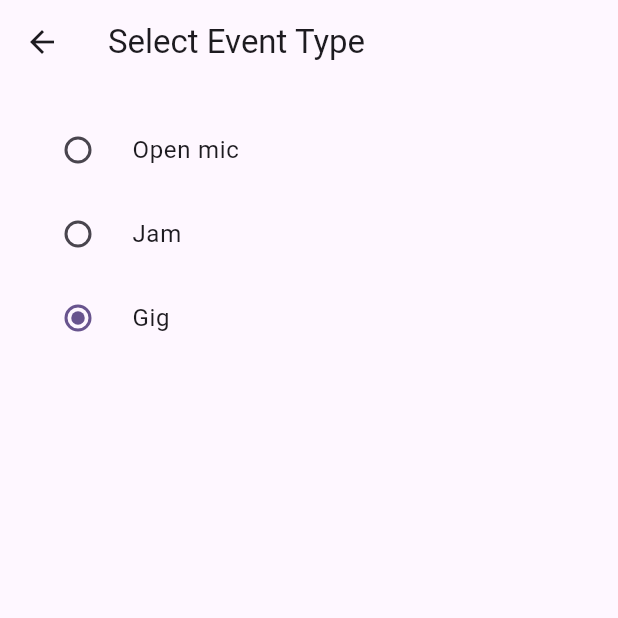
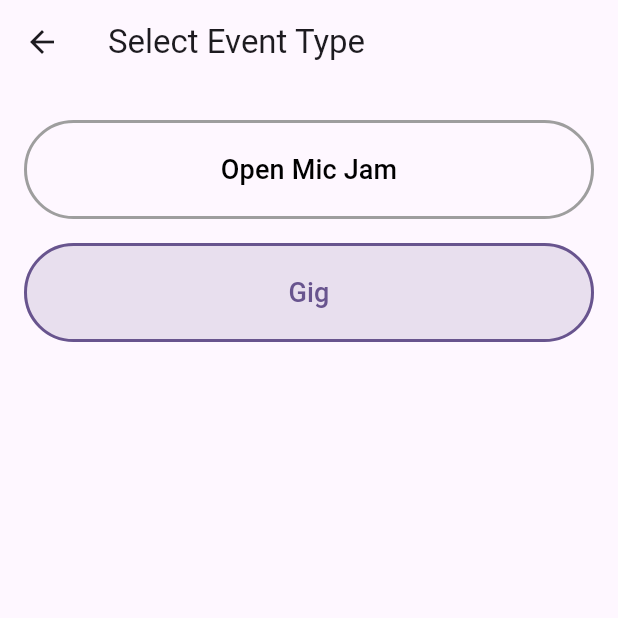
Before and after one commit to huggy101/findanevent, a Flutter app: the screen it shows after launch, after a tap on "Gig", on a phone screen of 412 x 824 dp, the top half of it. Run offline on Flutter 3.47's test engine with Material 3 defaults, Android fonts, the phone set to English and light mode, and no system bars; our stand-ins replace cloud_firestore, firebase_auth, firebase_core, flutter_riverpod, geocoding, geolocator and 3 more; missing offline and left inert: what3words; accounts and stored records are empty.

Commit message:
formatting the radio group

```diff
--- a/lib/models/event_models.dart
+++ b/lib/models/event_models.dart
@@ -1,11 +1,11 @@
 import 'package:cloud_firestore/cloud_firestore.dart';
 
-enum EventType { openMic, jam, gig }
+enum EventType { openMicJam, gig }
 
 extension EventTypeLabel on EventType {
   String get label => switch (this) {
-        EventType.openMic => 'Open mic',
-        EventType.jam => 'Jam',
+        EventType.openMicJam => 'Open mic / jam',
+        // EventType.jam => 'Jam',
         EventType.gig => 'Gig',
       };
 }
@@ -67,7 +67,7 @@ class EventItem {
     return EventItem(
       id: doc.id,
       venueId: d['venueId'] ?? '',
-      type: EventType.values.firstWhere((e) => e.name == d['type'], orElse: () => EventType.openMic),
+      type: EventType.values.firstWhere((e) => e.name == d['type'], orElse: () => EventType.openMicJam),
       start: (d['start'] as Timestamp).toDate().toLocal(),
     );
   }
--- a/lib/models/settings_models.dart
+++ b/lib/models/settings_models.dart
@@ -53,7 +53,7 @@ class SearchSettings {
       };
 
   factory SearchSettings.fromMap(Map<String, dynamic> m) => SearchSettings(
-        eventType: EventType.values.firstWhere((e) => e.name == m['eventType'], orElse: () => EventType.openMic),
+        eventType: EventType.values.firstWhere((e) => e.name == m['eventType'], orElse: () => EventType.openMicJam),
         locationMode: LocationMode.values.firstWhere((e) => e.name == m['locationMode'], orElse: () => LocationMode.current),
         specifiedLocation: m['specifiedLocation'] == null
             ? null
--- a/lib/screens/welcome/select_event_type_screen.dart
+++ b/lib/screens/welcome/select_event_type_screen.dart
@@ -18,8 +18,7 @@ class SelectEventTypeScreen extends ConsumerWidget {
         child: CustomRadioGroup<EventType>(
           groupValue: settings.eventType,
           items: const [
-            RadioItem(value: EventType.openMic, label: 'Open mic'),
-            RadioItem(value: EventType.jam, label: 'Jam'),
+            RadioItem(value: EventType.openMicJam, label: 'Open Mic Jam'),
             RadioItem(value: EventType.gig, label: 'Gig'),
           ],
           onChanged: (v) =>
--- a/lib/screens/welcome/welcome_screen.dart
+++ b/lib/screens/welcome/welcome_screen.dart
@@ -13,12 +13,23 @@ class WelcomeScreen extends ConsumerWidget {
   Widget build(BuildContext context, WidgetRef ref) {
     final settings = ref.watch(searchSettingsProvider);
     return Scaffold(
-      appBar: AppBar(title: const Text('FIND A')),
       body: Padding(
         padding: const EdgeInsets.all(16),
         child: Column(
           crossAxisAlignment: CrossAxisAlignment.stretch,
           children: [
+            const SizedBox(height: 40),
+            Center(
+              child: Text(
+                'FIND A …',
+                style: Theme.of(context)
+                    .textTheme
+                    .headlineMedium
+                    ?.copyWith(fontWeight: FontWeight.bold),
+                textAlign: TextAlign.center,
+              ),
+            ),
+            const SizedBox(height: 24),
             OutlinedButton(
               onPressed: () => context.push('/select'),
               child: Text(settings.eventType.label),
@@ -51,7 +62,8 @@ class WelcomeScreen extends ConsumerWidget {
             const Spacer(),
             OutlinedButton(
               onPressed: () => context.push('/login'),
-              child: const Text('Login/Register – Needed For Updating Events'),
+              child: const Text(
+                  'Login/Register – Needed For Updating Events'),
             ),
           ],
         ),
--- a/lib/widgets/custom_radio_group.dart
+++ b/lib/widgets/custom_radio_group.dart
@@ -21,16 +21,41 @@ class CustomRadioGroup<T> extends StatelessWidget {
   @override
   Widget build(BuildContext context) {
     return Column(
-      children: items
-          .map(
-            (it) => RadioListTile<T>(
-              title: Text(it.label),
-              value: it.value,
-              groupValue: groupValue,
-              onChanged: (v) => onChanged(v!),
+      children: items.map((item) {
+        final isSelected = groupValue == item.value;
+        return Padding(
+          padding: const EdgeInsets.symmetric(vertical: 8),
+          child: SizedBox(
+            width: double.infinity, // Full width
+            child: OutlinedButton(
+              style: OutlinedButton.styleFrom(
+                padding: const EdgeInsets.symmetric(vertical: 20, horizontal: 12), // More vertical padding
+                backgroundColor: isSelected
+                    ? Theme.of(context).colorScheme.primary.withOpacity(0.15)
+                    : null,
+                side: BorderSide(
+                  color: isSelected
+                      ? Theme.of(context).colorScheme.primary
+                      : Colors.grey,
+                  width: 2,
+                ),
+              ),
+              onPressed: () => onChanged(item.value),
+              child: Text(
+                item.label,
+                textAlign: TextAlign.center,
+                style: TextStyle(
+                  fontSize: 18, // Slightly larger
+                  fontWeight: FontWeight.w500,
+                  color: isSelected
+                      ? Theme.of(context).colorScheme.primary
+                      : Colors.black,
+                ),
+              ),
             ),
-          )
-          .toList(),
+          ),
+        );
+      }).toList(),
     );
   }
 }
```
